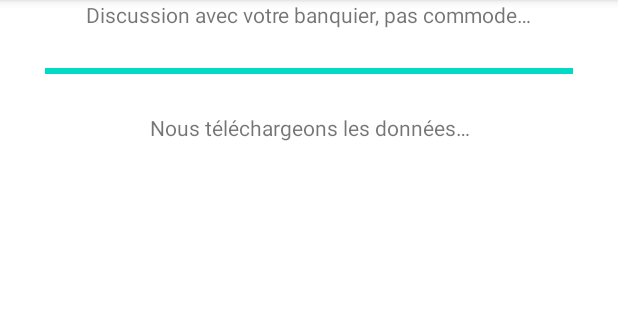
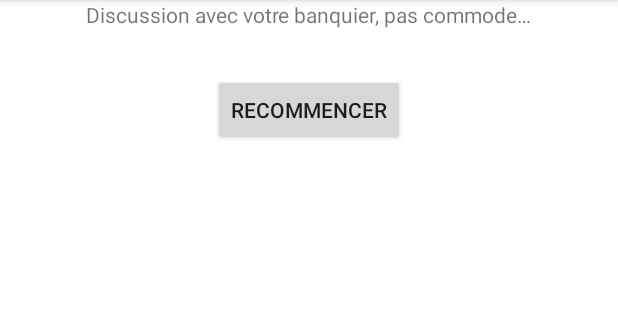
Before and after one commit to OtterWays/test-exomind, an Android app: the ProgressActivity screen opened directly, with no data from a screen before it, on a phone screen of 412 x 824 dp, the part 84-404 px from its top. Run offline under Robolectric (Android 15) with nearby library versions, the phone set to English and light mode, and no system bars.

Commit message:
add button restart

```diff
--- a/app/src/main/java/com/otterways/kata/ProgressActivity.java
+++ b/app/src/main/java/com/otterways/kata/ProgressActivity.java
@@ -5,10 +5,12 @@ import android.os.AsyncTask;
 import android.os.Bundle;
 import android.os.Handler;
 import android.os.SystemClock;
+import android.view.View;
 import android.widget.ProgressBar;
 import android.widget.TextView;
 
 import androidx.appcompat.app.AppCompatActivity;
+import androidx.appcompat.widget.AppCompatButton;
 
 import org.json.JSONArray;
 import org.json.JSONObject;
@@ -27,16 +29,28 @@ public class ProgressActivity extends AppCompatActivity {
 
     private ProgressBar progressBar;
     private TextView textViewMessage;
-    private Handler handler = new Handler();
-    private Weather[] weathers = new Weather[5];
+    private AppCompatButton btnRestart;
+    private Handler handler;
+    private Weather[] weathers;
 
     @Override
     protected void onCreate(Bundle savedInstanceState) {
         super.onCreate(savedInstanceState);
         setContentView(R.layout.activity_progress);
 
-        progressBar = (ProgressBar) findViewById(R.id.progressBar);
-        textViewMessage = (TextView) findViewById(R.id.message);
+        progressBar = findViewById(R.id.progressBar);
+        textViewMessage = findViewById(R.id.message);
+        btnRestart = findViewById(R.id.btn_restart);
+        init();
+    }
+
+    private void init() {
+        weathers = new Weather[5];
+        handler = new Handler();
+        progressBar.setProgress(0);
+        progressBar.setVisibility(View.VISIBLE);
+        textViewMessage.setVisibility(View.VISIBLE);
+        btnRestart.setVisibility(View.GONE);
         doStartProgressBar();
     }
 
@@ -59,7 +73,9 @@ public class ProgressActivity extends AppCompatActivity {
                 handler.post(() -> {
                     progressBar.setProgress(progress);
                     if (progress == MAX) { //progress finish
-
+                        progressBar.setVisibility(View.GONE);
+                        textViewMessage.setVisibility(View.GONE);
+                        btnRestart.setVisibility(View.VISIBLE);
                     }
                 });
             }
@@ -78,6 +94,10 @@ public class ProgressActivity extends AppCompatActivity {
                 weathers[i] = weather;
             }
         });
+    }
+
+    public void clickRestart(View view) {
+        init();
     }
 
     private interface WeatherListener {
--- a/app/src/main/res/layout/activity_progress.xml
+++ b/app/src/main/res/layout/activity_progress.xml
@@ -18,6 +18,16 @@
         android:layout_marginVertical="20dp"
         style="@style/Widget.AppCompat.ProgressBar.Horizontal" />
 
+    <androidx.appcompat.widget.AppCompatButton
+        android:id="@+id/btn_restart"
+        android:layout_width="wrap_content"
+        android:layout_height="wrap_content"
+        android:text="@string/btn_restart"
+        android:layout_gravity="center"
+        android:visibility="gone"
+        android:layout_margin="30dp"
+        android:onClick="clickRestart"/>
+
     <TextView
         android:id="@+id/message"
         android:layout_width="match_parent"
--- a/app/src/main/res/values/strings.xml
+++ b/app/src/main/res/values/strings.xml
@@ -7,6 +7,7 @@
 
     <!-- progress activity -->
     <string name="discussion_avec_votre_banquier">Discussion avec votre banquier, pas commode…</string>
+    <string name="btn_restart">Recommencer</string>
 
     <!-- api key for meteo -->
     <string name="api_key">bc2d91639bdb07bbe03cdc199bf5a6e9</string>
```
